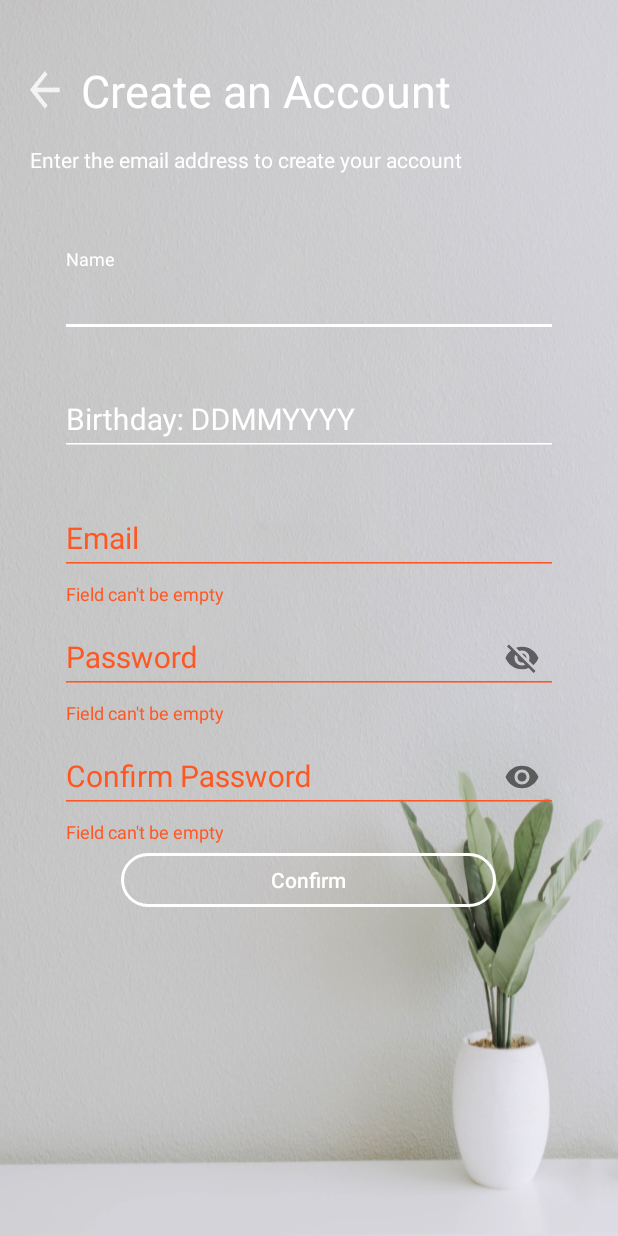
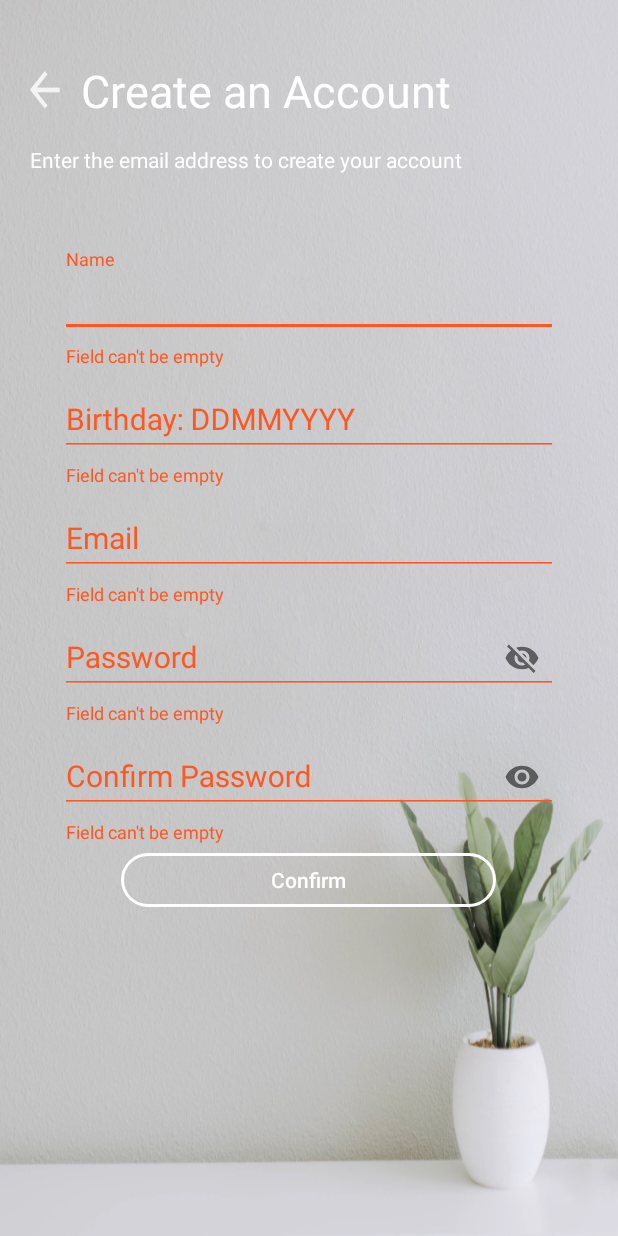
Before and after one commit to HabaN3r0/Refarden_app, an Android app: the SignUpActivity screen opened directly, with no data from a screen before it, after a tap on "Confirm", on a phone screen of 412 x 824 dp. Run offline under Robolectric (Android 15) with nearby library versions, the phone set to English and light mode, and no system bars; our stand-ins replace Firebase (no records; nobody signed in at launch, a user with empty details on screens opened directly); 1 other tap on this screen came first.

Commit message:
Added error text for name and birth on sigup page

```diff
--- a/Android/app/src/main/java/kenneth/com/refardenapp/SignUpActivity.java
+++ b/Android/app/src/main/java/kenneth/com/refardenapp/SignUpActivity.java
@@ -155,6 +155,34 @@ public class SignUpActivity extends AppCompatActivity {
 
     }
 
+    private boolean validateName() {
+        String emailInput = textInputEmail.getEditText().getText().toString().trim();
+
+        if (emailInput.isEmpty()) {
+            textInputName.setError("Field can't be empty");
+            return false;
+        }
+        else {
+            textInputName.setError(null);
+//            textInputEmail.setErrorEnabled(false);
+            return true;
+        }
+    }
+
+    private boolean validateBirth() {
+        String emailInput = textInputEmail.getEditText().getText().toString().trim();
+
+        if (emailInput.isEmpty()) {
+            textInputBirth.setError("Field can't be empty");
+            return false;
+        }
+        else {
+            textInputBirth.setError(null);
+//            textInputEmail.setErrorEnabled(false);
+            return true;
+        }
+    }
+
     private boolean validateEmail() {
         String emailInput = textInputEmail.getEditText().getText().toString().trim();
 
@@ -209,7 +237,7 @@ public class SignUpActivity extends AppCompatActivity {
 
     public void confirmInput(View v) {
 
-        if (!validateEmail() | !validatePassword() | !validateConfirmPassword()) {
+        if (!validateEmail() | !validatePassword() | !validateConfirmPassword() | !validateName() | !validateBirth()) {
             return;
         }
         String nameInput = textInputName.getEditText().getText().toString().trim();
--- a/Android/app/src/main/res/layout/activity_sign_in.xml
+++ b/Android/app/src/main/res/layout/activity_sign_in.xml
@@ -127,7 +127,7 @@
         android:background="@color/transparent"
         android:text="Sign up here"
         android:textAllCaps="false"
-        android:textColor="@color/colorPrimaryDark"
+        android:textColor="@color/brightgrey"
         android:textSize="12dp" />
 
 
--- a/Android/app/src/main/res/layout/fragment_trade.xml
+++ b/Android/app/src/main/res/layout/fragment_trade.xml
@@ -14,8 +14,8 @@
 
     <android.support.design.widget.FloatingActionButton
         android:id="@+id/addTradeFAB"
-        android:layout_width="wrap_content"
-        android:layout_height="wrap_content"
+        android:layout_width="70dp"
+        android:layout_height="70dp"
         android:layout_marginStart="175dp"
         android:layout_marginTop="600dp"
         android:src="@drawable/ic_add"
```
